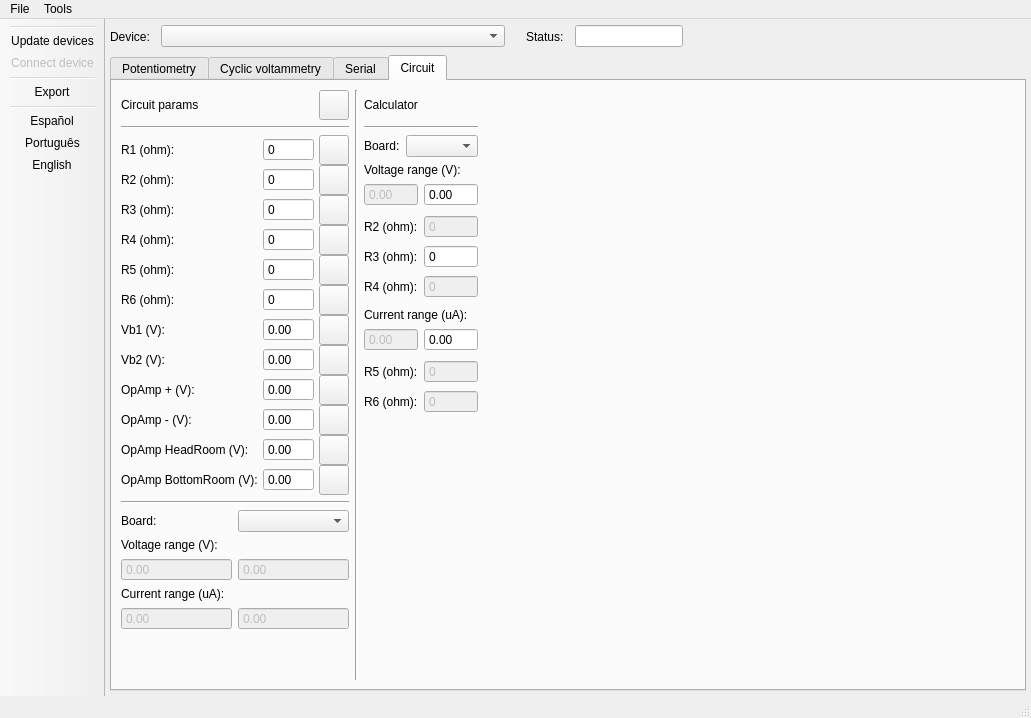
This is app/resources/ui/mainWindow.ui in Jaimead7/Potentiostat as Qt 5 draws it before an edit. The edited form follows.
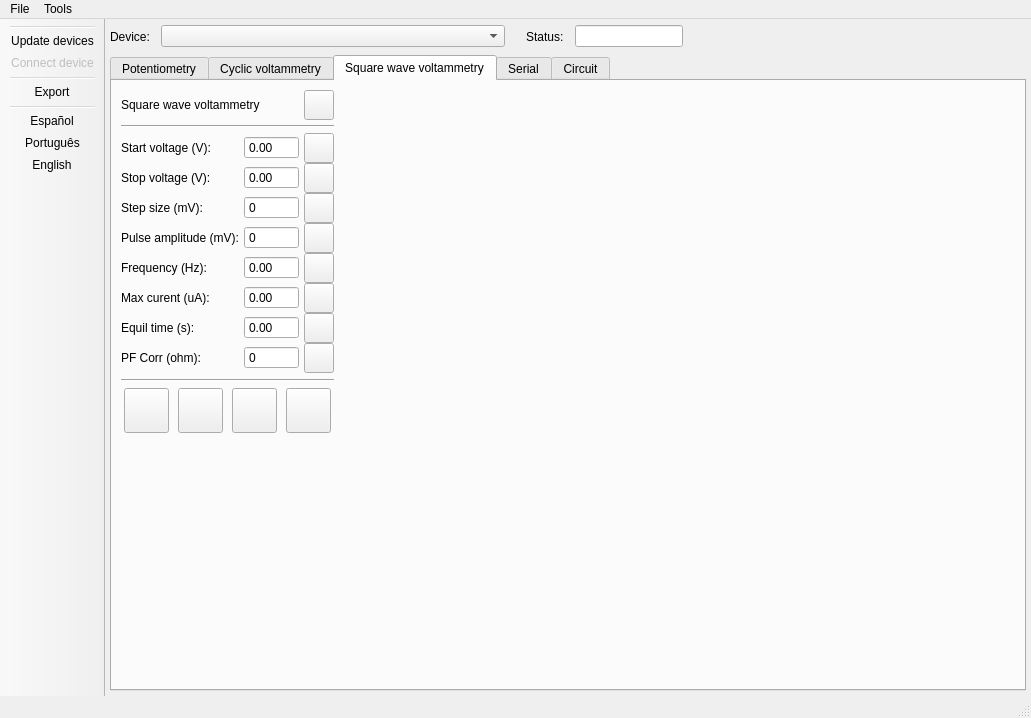
This is the edited form. Icons and pictures are not drawn.

```diff
--- a/app/resources/ui/mainWindow.ui
+++ b/app/resources/ui/mainWindow.ui
@@ -166,7 +166,7 @@
     <item row="2" column="0">
      <widget class="QTabWidget" name="tabWidget">
       <property name="currentIndex">
-       <number>3</number>
+       <number>2</number>
       </property>
       <widget class="QWidget" name="ptTab">
        <attribute name="title">
@@ -1315,6 +1315,728 @@
         </item>
        </layout>
       </widget>
+      <widget class="QWidget" name="swvTab">
+       <attribute name="title">
+        <string>Square wave voltammetry</string>
+       </attribute>
+       <layout class="QGridLayout" name="gridLayout_8">
+        <item row="0" column="0">
+         <layout class="QVBoxLayout" name="verticalLayout_7">
+          <item>
+           <layout class="QVBoxLayout" name="verticalLayout_8">
+            <property name="spacing">
+             <number>5</number>
+            </property>
+            <item>
+             <layout class="QHBoxLayout" name="horizontalLayout_13">
+              <item>
+               <widget class="QLabel" name="sensor2Label_8">
+                <property name="text">
+                 <string>Square wave voltammetry</string>
+                </property>
+               </widget>
+              </item>
+              <item>
+               <widget class="QPushButton" name="swvButton">
+                <property name="minimumSize">
+                 <size>
+                  <width>30</width>
+                  <height>30</height>
+                 </size>
+                </property>
+                <property name="maximumSize">
+                 <size>
+                  <width>30</width>
+                  <height>30</height>
+                 </size>
+                </property>
+                <property name="cursor">
+                 <cursorShape>PointingHandCursor</cursorShape>
+                </property>
+                <property name="focusPolicy">
+                 <enum>Qt::ClickFocus</enum>
+                </property>
+                <property name="text">
+                 <string/>
+                </property>
+                <property name="icon">
+                 <iconset resource="../qrc/uiResources.qrc">
+                  <normaloff>:/icons/sendIcon</normaloff>:/icons/sendIcon</iconset>
+                </property>
+                <property name="iconSize">
+                 <size>
+                  <width>30</width>
+                  <height>30</height>
+                 </size>
+                </property>
+               </widget>
+              </item>
+             </layout>
+            </item>
+            <item>
+             <widget class="Line" name="line_7">
+              <property name="orientation">
+               <enum>Qt::Horizontal</enum>
+              </property>
+             </widget>
+            </item>
+            <item>
+             <layout class="QGridLayout" name="gridLayout_14">
+              <property name="horizontalSpacing">
+               <number>5</number>
+              </property>
+              <property name="verticalSpacing">
+               <number>0</number>
+              </property>
+              <item row="0" column="2">
+               <widget class="QDoubleSpinBox" name="swvStartVValue">
+                <property name="buttonSymbols">
+                 <enum>QAbstractSpinBox::NoButtons</enum>
+                </property>
+                <property name="minimum">
+                 <double>-9.000000000000000</double>
+                </property>
+                <property name="maximum">
+                 <double>9.000000000000000</double>
+                </property>
+                <property name="singleStep">
+                 <double>0.010000000000000</double>
+                </property>
+               </widget>
+              </item>
+              <item row="1" column="2">
+               <widget class="QDoubleSpinBox" name="swvStopVValue">
+                <property name="buttonSymbols">
+                 <enum>QAbstractSpinBox::NoButtons</enum>
+                </property>
+                <property name="minimum">
+                 <double>-9.000000000000000</double>
+                </property>
+                <property name="maximum">
+                 <double>9.000000000000000</double>
+                </property>
+                <property name="singleStep">
+                 <double>0.010000000000000</double>
+                </property>
+               </widget>
+              </item>
+              <item row="6" column="2">
+               <widget class="QDoubleSpinBox" name="swvETValue">
+                <property name="buttonSymbols">
+                 <enum>QAbstractSpinBox::NoButtons</enum>
+                </property>
+               </widget>
+              </item>
+              <item row="3" column="0">
+               <widget class="QLabel" name="label_21">
+                <property name="text">
+                 <string>Pulse amplitude (mV):</string>
+                </property>
+               </widget>
+              </item>
+              <item row="2" column="3">
+               <widget class="QPushButton" name="swvSSButton">
+                <property name="minimumSize">
+                 <size>
+                  <width>30</width>
+                  <height>30</height>
+                 </size>
+                </property>
+                <property name="maximumSize">
+                 <size>
+                  <width>30</width>
+                  <height>30</height>
+                 </size>
+                </property>
+                <property name="cursor">
+                 <cursorShape>PointingHandCursor</cursorShape>
+                </property>
+                <property name="focusPolicy">
+                 <enum>Qt::ClickFocus</enum>
+                </property>
+                <property name="text">
+                 <string/>
+                </property>
+                <property name="icon">
+                 <iconset resource="../qrc/uiResources.qrc">
+                  <normaloff>:/icons/sendIcon</normaloff>:/icons/sendIcon</iconset>
+                </property>
+                <property name="iconSize">
+                 <size>
+                  <width>30</width>
+                  <height>30</height>
+                 </size>
+                </property>
+               </widget>
+              </item>
+              <item row="0" column="0">
+               <widget class="QLabel" name="label_37">
+                <property name="text">
+                 <string>Start voltage (V):</string>
+                </property>
+               </widget>
+              </item>
+              <item row="1" column="0">
+               <widget class="QLabel" name="label_39">
+                <property name="text">
+                 <string>Stop voltage (V):</string>
+                </property>
+               </widget>
+              </item>
+              <item row="4" column="2">
+               <widget class="QDoubleSpinBox" name="swvFQValue">
+                <property name="buttonSymbols">
+                 <enum>QAbstractSpinBox::NoButtons</enum>
+                </property>
+                <property name="singleStep">
+                 <double>0.010000000000000</double>
+                </property>
+               </widget>
+              </item>
+              <item row="5" column="0">
+               <widget class="QLabel" name="label_38">
+                <property name="text">
+                 <string>Max curent (uA):</string>
+                </property>
+               </widget>
+              </item>
+              <item row="6" column="0">
+               <widget class="QLabel" name="label_76">
+                <property name="text">
+                 <string>Equil time (s):</string>
+                </property>
+               </widget>
+              </item>
+              <item row="2" column="0">
+               <widget class="QLabel" name="label_31">
+                <property name="text">
+                 <string>Step size (mV):</string>
+                </property>
+               </widget>
+              </item>
+              <item row="6" column="3">
+               <widget class="QPushButton" name="swvETButton">
+                <property name="minimumSize">
+                 <size>
+                  <width>30</width>
+                  <height>30</height>
+                 </size>
+                </property>
+                <property name="maximumSize">
+                 <size>
+                  <width>30</width>
+                  <height>30</height>
+                 </size>
+                </property>
+                <property name="cursor">
+                 <cursorShape>PointingHandCursor</cursorShape>
+                </property>
+                <property name="focusPolicy">
+                 <enum>Qt::ClickFocus</enum>
+                </property>
+                <property name="text">
+                 <string/>
+                </property>
+                <property name="icon">
+                 <iconset resource="../qrc/uiResources.qrc">
+                  <normaloff>:/icons/sendIcon</normaloff>:/icons/sendIcon</iconset>
+                </property>
+                <property name="iconSize">
+                 <size>
+                  <width>30</width>
+                  <height>30</height>
+                 </size>
+                </property>
+               </widget>
+              </item>
+              <item row="4" column="0">
+               <widget class="QLabel" name="label_40">
+                <property name="text">
+                 <string>Frequency (Hz):</string>
+                </property>
+               </widget>
+              </item>
+              <item row="2" column="2">
+               <widget class="QSpinBox" name="swvSSValue">
+                <property name="buttonSymbols">
+                 <enum>QAbstractSpinBox::NoButtons</enum>
+                </property>
+                <property name="maximum">
+                 <number>1000</number>
+                </property>
+               </widget>
+              </item>
+              <item row="4" column="3">
+               <widget class="QPushButton" name="swvFQButton">
+                <property name="minimumSize">
+                 <size>
+                  <width>30</width>
+                  <height>30</height>
+                 </size>
+                </property>
+                <property name="maximumSize">
+                 <size>
+                  <width>30</width>
+                  <height>30</height>
+                 </size>
+                </property>
+                <property name="cursor">
+                 <cursorShape>PointingHandCursor</cursorShape>
+                </property>
+                <property name="focusPolicy">
+                 <enum>Qt::ClickFocus</enum>
+                </property>
+                <property name="text">
+                 <string/>
+                </property>
+                <property name="icon">
+                 <iconset resource="../qrc/uiResources.qrc">
+                  <normaloff>:/icons/sendIcon</normaloff>:/icons/sendIcon</iconset>
+                </property>
+                <property name="iconSize">
+                 <size>
+                  <width>30</width>
+                  <height>30</height>
+                 </size>
+                </property>
+               </widget>
+              </item>
+              <item row="5" column="2">
+               <widget class="QDoubleSpinBox" name="swvMCValue">
+                <property name="buttonSymbols">
+                 <enum>QAbstractSpinBox::NoButtons</enum>
+                </property>
+                <property name="maximum">
+                 <double>9999.989999999999782</double>
+                </property>
+               </widget>
+              </item>
+              <item row="3" column="2">
+               <widget class="QSpinBox" name="swvPAValue">
+                <property name="buttonSymbols">
+                 <enum>QAbstractSpinBox::NoButtons</enum>
+                </property>
+                <property name="maximum">
+                 <number>1000</number>
+                </property>
+               </widget>
+              </item>
+              <item row="7" column="0">
+               <widget class="QLabel" name="label_77">
+                <property name="text">
+                 <string>PF Corr (ohm):</string>
+                </property>
+               </widget>
+              </item>
+              <item row="7" column="2">
+               <widget class="QSpinBox" name="swvRCValue">
+                <property name="buttonSymbols">
+                 <enum>QAbstractSpinBox::NoButtons</enum>
+                </property>
+                <property name="maximum">
+                 <number>100000</number>
+                </property>
+               </widget>
+              </item>
+              <item row="7" column="3">
+               <widget class="QPushButton" name="swvRCButton">
+                <property name="minimumSize">
+                 <size>
+                  <width>30</width>
+                  <height>30</height>
+                 </size>
+                </property>
+                <property name="maximumSize">
+                 <size>
+                  <width>30</width>
+                  <height>30</height>
+                 </size>
+                </property>
+                <property name="cursor">
+                 <cursorShape>PointingHandCursor</cursorShape>
+                </property>
+                <property name="focusPolicy">
+                 <enum>Qt::ClickFocus</enum>
+                </property>
+                <property name="text">
+                 <string/>
+                </property>
+                <property name="icon">
+                 <iconset resource="../qrc/uiResources.qrc">
+                  <normaloff>:/icons/sendIcon</normaloff>:/icons/sendIcon</iconset>
+                </property>
+                <property name="iconSize">
+                 <size>
+                  <width>30</width>
+                  <height>30</height>
+                 </size>
+                </property>
+               </widget>
+              </item>
+              <item row="0" column="3">
+               <widget class="QPushButton" name="swvStartVButton">
+                <property name="minimumSize">
+                 <size>
+                  <width>30</width>
+                  <height>30</height>
+                 </size>
+                </property>
+                <property name="maximumSize">
+                 <size>
+                  <width>30</width>
+                  <height>30</height>
+                 </size>
+                </property>
+                <property name="cursor">
+                 <cursorShape>PointingHandCursor</cursorShape>
+                </property>
+                <property name="focusPolicy">
+                 <enum>Qt::ClickFocus</enum>
+                </property>
+                <property name="text">
+                 <string/>
+                </property>
+                <property name="icon">
+                 <iconset resource="../qrc/uiResources.qrc">
+                  <normaloff>:/icons/sendIcon</normaloff>:/icons/sendIcon</iconset>
+                </property>
+                <property name="iconSize">
+                 <size>
+                  <width>30</width>
+                  <height>30</height>
+                 </size>
+                </property>
+               </widget>
+              </item>
+              <item row="1" column="3">
+               <widget class="QPushButton" name="swvStopVButton">
+                <property name="minimumSize">
+                 <size>
+                  <width>30</width>
+                  <height>30</height>
+                 </size>
+                </property>
+                <property name="maximumSize">
+                 <size>
+                  <width>30</width>
+                  <height>30</height>
+                 </size>
+                </property>
+                <property name="cursor">
+                 <cursorShape>PointingHandCursor</cursorShape>
+                </property>
+                <property name="focusPolicy">
+                 <enum>Qt::ClickFocus</enum>
+                </property>
+                <property name="text">
+                 <string/>
+                </property>
+                <property name="icon">
+                 <iconset resource="../qrc/uiResources.qrc">
+                  <normaloff>:/icons/sendIcon</normaloff>:/icons/sendIcon</iconset>
+                </property>
+                <property name="iconSize">
+                 <size>
+                  <width>30</width>
+                  <height>30</height>
+                 </size>
+                </property>
+               </widget>
+              </item>
+              <item row="3" column="3">
+               <widget class="QPushButton" name="swvPAButton">
+                <property name="minimumSize">
+                 <size>
+                  <width>30</width>
+                  <height>30</height>
+                 </size>
+                </property>
+                <property name="maximumSize">
+                 <size>
+                  <width>30</width>
+                  <height>30</height>
+                 </size>
+                </property>
+                <property name="cursor">
+                 <cursorShape>PointingHandCursor</cursorShape>
+                </property>
+                <property name="focusPolicy">
+                 <enum>Qt::ClickFocus</enum>
+                </property>
+                <property name="text">
+                 <string/>
+                </property>
+                <property name="icon">
+                 <iconset resource="../qrc/uiResources.qrc">
+                  <normaloff>:/icons/sendIcon</normaloff>:/icons/sendIcon</iconset>
+                </property>
+                <property name="iconSize">
+                 <size>
+                  <width>30</width>
+                  <height>30</height>
+                 </size>
+                </property>
+               </widget>
+              </item>
+              <item row="5" column="3">
+               <widget class="QPushButton" name="swvMCButton">
+                <property name="minimumSize">
+                 <size>
+                  <width>30</width>
+                  <height>30</height>
+                 </size>
+                </property>
+                <property name="maximumSize">
+                 <size>
+                  <width>30</width>
+                  <height>30</height>
+                 </size>
+                </property>
+                <property name="cursor">
+                 <cursorShape>PointingHandCursor</cursorShape>
+                </property>
+                <property name="focusPolicy">
+                 <enum>Qt::ClickFocus</enum>
+                </property>
+                <property name="text">
+                 <string/>
+                </property>
+                <property name="icon">
+                 <iconset resource="../qrc/uiResources.qrc">
+                  <normaloff>:/icons/sendIcon</normaloff>:/icons/sendIcon</iconset>
+                </property>
+                <property name="iconSize">
+                 <size>
+                  <width>30</width>
+                  <height>30</height>
+                 </size>
+                </property>
+               </widget>
+              </item>
+             </layout>
+            </item>
+           </layout>
+          </item>
+          <item>
+           <widget class="Line" name="line_11">
+            <property name="orientation">
+             <enum>Qt::Horizontal</enum>
+            </property>
+           </widget>
+          </item>
+          <item>
+           <layout class="QHBoxLayout" name="horizontalLayout_14">
+            <item>
+             <spacer name="horizontalSpacer_16">
+              <property name="orientation">
+               <enum>Qt::Horizontal</enum>
+              </property>
+              <property name="sizeType">
+               <enum>QSizePolicy::Preferred</enum>
+              </property>
+              <property name="sizeHint" stdset="0">
+               <size>
+                <width>0</width>
+                <height>0</height>
+               </size>
+              </property>
+             </spacer>
+            </item>
+            <item>
+             <widget class="QPushButton" name="swvPlayButton">
+              <property name="minimumSize">
+               <size>
+                <width>45</width>
+                <height>45</height>
+               </size>
+              </property>
+              <property name="maximumSize">
+               <size>
+                <width>45</width>
+                <height>45</height>
+               </size>
+              </property>
+              <property name="cursor">
+               <cursorShape>PointingHandCursor</cursorShape>
+              </property>
+              <property name="focusPolicy">
+               <enum>Qt::ClickFocus</enum>
+              </property>
+              <property name="text">
+               <string/>
+              </property>
+              <property name="icon">
+               <iconset resource="../qrc/uiResources.qrc">
+                <normaloff>:/icons/playIcon</normaloff>
+                <normalon>:/icons/pauseIcon</normalon>:/icons/playIcon</iconset>
+              </property>
+              <property name="iconSize">
+               <size>
+                <width>45</width>
+                <height>45</height>
+               </size>
+              </property>
+              <property name="checkable">
+               <bool>true</bool>
+              </property>
+             </widget>
+            </item>
+            <item>
+             <widget class="QPushButton" name="swvSaveButton">
+              <property name="minimumSize">
+               <size>
+                <width>45</width>
+                <height>45</height>
+               </size>
+              </property>
+              <property name="maximumSize">
+               <size>
+                <width>45</width>
+                <height>45</height>
+               </size>
+              </property>
+              <property name="cursor">
+               <cursorShape>PointingHandCursor</cursorShape>
+              </property>
+              <property name="focusPolicy">
+               <enum>Qt::ClickFocus</enum>
+              </property>
+              <property name="text">
+               <string/>
+              </property>
+              <property name="icon">
+               <iconset resource="../qrc/uiResources.qrc">
+                <normaloff>:/icons/saveIcon</normaloff>:/icons/saveIcon</iconset>
+              </property>
+              <property name="iconSize">
+               <size>
+                <width>45</width>
+                <height>45</height>
+               </size>
+              </property>
+             </widget>
+            </item>
+            <item>
+             <widget class="QPushButton" name="swvLoadButton">
+              <property name="minimumSize">
+               <size>
+                <width>45</width>
+                <height>45</height>
+               </size>
+              </property>
+              <property name="maximumSize">
+               <size>
+                <width>45</width>
+                <height>45</height>
+               </size>
+              </property>
+              <property name="cursor">
+               <cursorShape>PointingHandCursor</cursorShape>
+              </property>
+              <property name="focusPolicy">
+               <enum>Qt::ClickFocus</enum>
+              </property>
+              <property name="text">
+               <string/>
+              </property>
+              <property name="icon">
+               <iconset resource="../qrc/uiResources.qrc">
+                <normaloff>:/icons/loadIcon</normaloff>:/icons/loadIcon</iconset>
+              </property>
+              <property name="iconSize">
+               <size>
+                <width>45</width>
+                <height>45</height>
+               </size>
+              </property>
+             </widget>
+            </item>
+            <item>
+             <widget class="QPushButton" name="swvCloseButton">
+              <property name="minimumSize">
+               <size>
+                <width>45</width>
+                <height>45</height>
+               </size>
+              </property>
+              <property name="maximumSize">
+               <size>
+                <width>45</width>
+                <height>45</height>
+               </size>
+              </property>
+              <property name="cursor">
+               <cursorShape>PointingHandCursor</cursorShape>
+              </property>
+              <property name="focusPolicy">
+               <enum>Qt::ClickFocus</enum>
+              </property>
+              <property name="text">
+               <string/>
+              </property>
+              <property name="icon">
+               <iconset resource="../qrc/uiResources.qrc">
+                <normaloff>:/icons/closeIcon</normaloff>:/icons/closeIcon</iconset>
+              </property>
+              <property name="iconSize">
+               <size>
+                <width>45</width>
+                <height>45</height>
+               </size>
+              </property>
+             </widget>
+            </item>
+            <item>
+             <spacer name="horizontalSpacer_17">
+              <property name="orientation">
+               <enum>Qt::Horizontal</enum>
+              </property>
+              <property name="sizeType">
+               <enum>QSizePolicy::Preferred</enum>
+              </property>
+              <property name="sizeHint" stdset="0">
+               <size>
+                <width>0</width>
+                <height>0</height>
+               </size>
+              </property>
+             </spacer>
+            </item>
+           </layout>
+          </item>
+          <item>
+           <spacer name="verticalSpacer_5">
+            <property name="orientation">
+             <enum>Qt::Vertical</enum>
+            </property>
+            <property name="sizeHint" stdset="0">
+             <size>
+              <width>20</width>
+              <height>40</height>
+             </size>
+            </property>
+           </spacer>
+          </item>
+         </layout>
+        </item>
+        <item row="0" column="1">
+         <layout class="QGridLayout" name="swvPlotView"/>
+        </item>
+        <item row="1" column="1">
+         <spacer name="horizontalSpacer_41">
+          <property name="orientation">
+           <enum>Qt::Horizontal</enum>
+          </property>
+          <property name="sizeHint" stdset="0">
+           <size>
+            <width>40</width>
+            <height>0</height>
+           </size>
+          </property>
+         </spacer>
+        </item>
+       </layout>
+      </widget>
       <widget class="QWidget" name="serialTab">
        <attribute name="title">
         <string>Serial</string>
```
Left out of the diff: 142 changed lines with no effect on the pictures.
